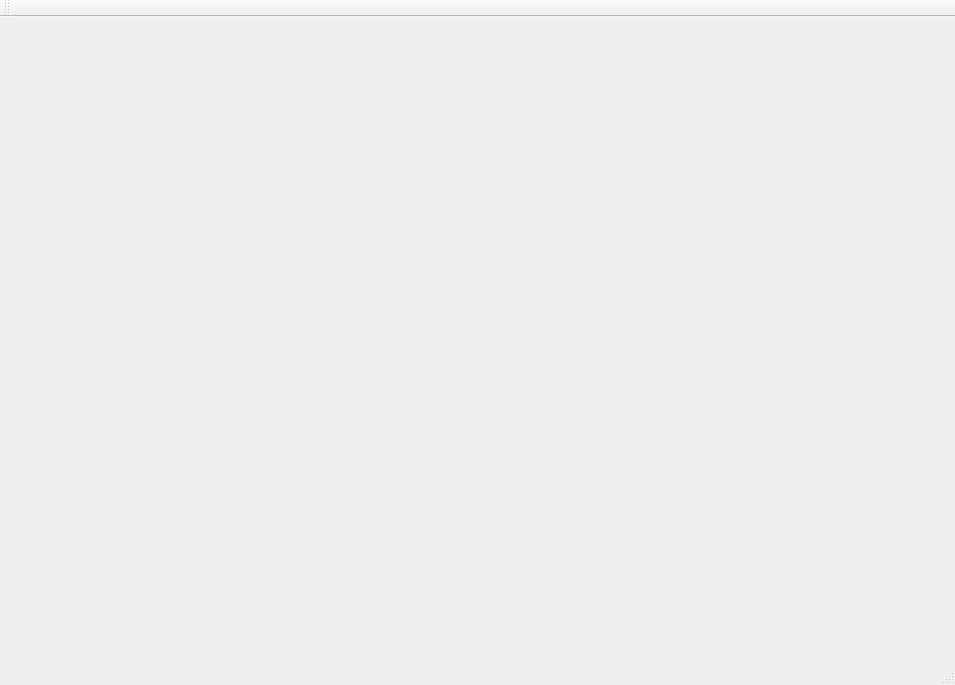
Before: the Qt Designer form DominoKingdoms/mainwindow.ui in MATF-Computer-Networks-Projects/2020_Domino-Kingdoms, drawn with Qt 5.
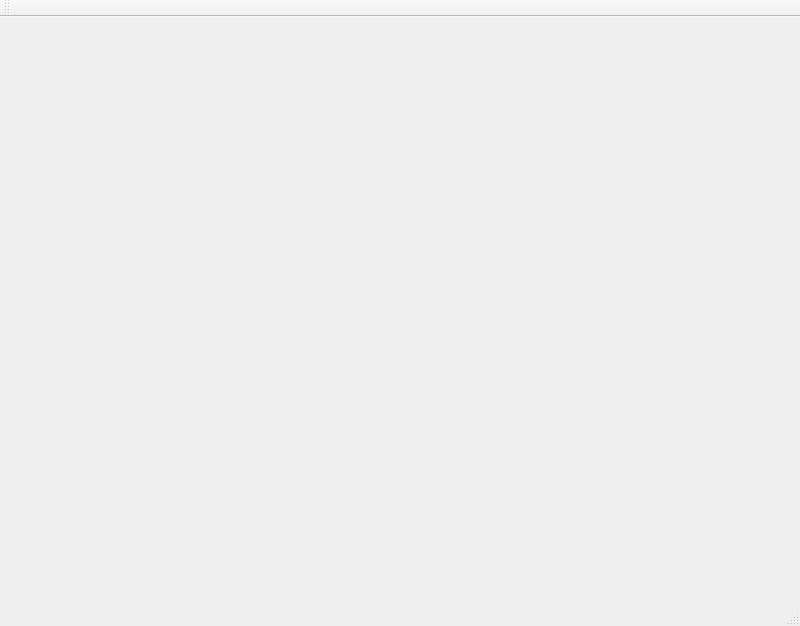
After: the same form once the commit is applied. The open tabs and pages were chosen to show the change.

Commit message: Implemented main window

What changed in the file:
```diff
--- a/DominoKingdoms/mainwindow.ui
+++ b/DominoKingdoms/mainwindow.ui
@@ -6,8 +6,8 @@
    <rect>
     <x>0</x>
     <y>0</y>
-    <width>955</width>
-    <height>685</height>
+    <width>800</width>
+    <height>626</height>
    </rect>
   </property>
   <property name="windowTitle">
@@ -293,7 +293,11 @@
         </property>
        </widget>
       </widget>
-      <widget class="QWidget" name="mainScreen"/>
+      <widget class="QWidget" name="mainScreen">
+       <property name="enabled">
+        <bool>true</bool>
+       </property>
+      </widget>
      </widget>
     </item>
    </layout>
```
Left out of the diff: 6 changed lines with no effect on the pictures. The commit also changes 2 other files.
